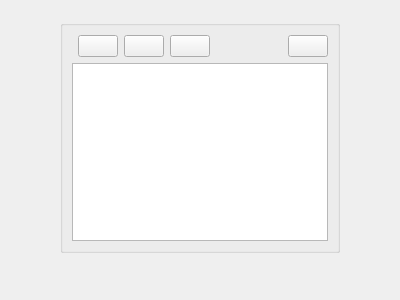
Before: the Qt Designer form src/Widgets/HelpOverlay.ui in RemotelyChaotic/JOIPEngine, drawn with Qt 5.
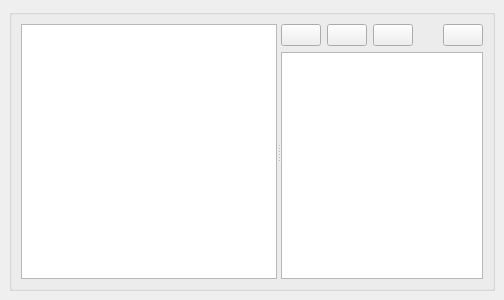
After: the same form once the commit is applied. Custom widgets are drawn as their Qt base class.

Commit message: Added a tree view to the help UI to navigate the help

```diff
--- a/src/Widgets/HelpOverlay.ui
+++ b/src/Widgets/HelpOverlay.ui
@@ -6,7 +6,7 @@
    <rect>
     <x>0</x>
     <y>0</y>
-    <width>400</width>
+    <width>504</width>
     <height>300</height>
    </rect>
   </property>
@@ -16,17 +16,56 @@
   <widget class="QGroupBox" name="pHtmlBrowserBox">
    <property name="geometry">
     <rect>
-     <x>60</x>
-     <y>20</y>
-     <width>280</width>
-     <height>233</height>
+     <x>9</x>
+     <y>9</y>
+     <width>486</width>
+     <height>282</height>
     </rect>
    </property>
    <property name="title">
     <string/>
    </property>
    <layout class="QGridLayout" name="gridLayout">
-    <item row="0" column="5">
+    <item row="0" column="0">
+     <widget class="QSplitter" name="pSplitter">
+      <property name="orientation">
+       <enum>Qt::Horizontal</enum>
+      </property>
+      <widget class="QTreeView" name="pHelpSearchTree">
+       <property name="sizePolicy">
+        <sizepolicy hsizetype="Fixed" vsizetype="Expanding">
+         <horstretch>0</horstretch>
+         <verstretch>0</verstretch>
+        </sizepolicy>
+       </property>
+       <property name="editTriggers">
+        <set>QAbstractItemView::NoEditTriggers</set>
+       </property>
+       <property name="alternatingRowColors">
+        <bool>true</bool>
+       </property>
+       <attribute name="headerMinimumSectionSize">
+        <number>100</number>
+       </attribute>
+       <attribute name="headerDefaultSectionSize">
+        <number>100</number>
+       </attribute>
+      </widget>
+      <widget class="QWidget" name="widget" native="true">
+       <layout class="QGridLayout" name="gridLayout_2">
+        <property name="leftMargin">
+         <number>0</number>
+        </property>
+        <property name="topMargin">
+         <number>0</number>
+        </property>
+        <property name="rightMargin">
+         <number>0</number>
+        </property>
+        <property name="bottomMargin">
+         <number>0</number>
+        </property>
+        <item row="0" column="4">
      <widget class="CShortcutButton" name="CloseButton">
       <property name="sizePolicy">
        <sizepolicy hsizetype="Fixed" vsizetype="Fixed">
@@ -42,10 +81,42 @@
       </property>
      </widget>
     </item>
-    <item row="1" column="0" colspan="6">
+        <item row="1" column="0" colspan="5">
      <widget class="QTextBrowser" name="pHtmlBrowser"/>
     </item>
     <item row="0" column="1">
+         <widget class="CShortcutButton" name="HomeButton">
+          <property name="sizePolicy">
+           <sizepolicy hsizetype="Fixed" vsizetype="Fixed">
+            <horstretch>0</horstretch>
+            <verstretch>0</verstretch>
+           </sizepolicy>
+          </property>
+          <property name="toolTip">
+           <string>Go to the initally opened page</string>
+          </property>
+          <property name="text">
+           <string/>
+          </property>
+         </widget>
+        </item>
+        <item row="0" column="2">
+         <widget class="CShortcutButton" name="ForardButton">
+          <property name="sizePolicy">
+           <sizepolicy hsizetype="Fixed" vsizetype="Fixed">
+            <horstretch>0</horstretch>
+            <verstretch>0</verstretch>
+           </sizepolicy>
+          </property>
+          <property name="toolTip">
+           <string>Go forward a page</string>
+          </property>
+          <property name="text">
+           <string/>
+          </property>
+         </widget>
+        </item>
+        <item row="0" column="0">
      <widget class="CShortcutButton" name="BackButton">
       <property name="sizePolicy">
        <sizepolicy hsizetype="Fixed" vsizetype="Fixed">
@@ -62,38 +133,6 @@
      </widget>
     </item>
     <item row="0" column="3">
-     <widget class="CShortcutButton" name="ForardButton">
-      <property name="sizePolicy">
-       <sizepolicy hsizetype="Fixed" vsizetype="Fixed">
-        <horstretch>0</horstretch>
-        <verstretch>0</verstretch>
-       </sizepolicy>
-      </property>
-      <property name="toolTip">
-       <string>Go forward a page</string>
-      </property>
-      <property name="text">
-       <string/>
-      </property>
-     </widget>
-    </item>
-    <item row="0" column="2">
-     <widget class="CShortcutButton" name="HomeButton">
-      <property name="sizePolicy">
-       <sizepolicy hsizetype="Fixed" vsizetype="Fixed">
-        <horstretch>0</horstretch>
-        <verstretch>0</verstretch>
-       </sizepolicy>
-      </property>
-      <property name="toolTip">
-       <string>Go to the initally opened page</string>
-      </property>
-      <property name="text">
-       <string/>
-      </property>
-     </widget>
-    </item>
-    <item row="0" column="4">
      <widget class="QLabel" name="pHtmlTitle">
       <property name="sizePolicy">
        <sizepolicy hsizetype="Expanding" vsizetype="Preferred">
@@ -104,6 +143,10 @@
       <property name="text">
        <string/>
       </property>
+         </widget>
+        </item>
+       </layout>
+      </widget>
      </widget>
     </item>
    </layout>
```
Lines whose indentation alone changed are shown as unchanged. The commit also changes 8 other files.
